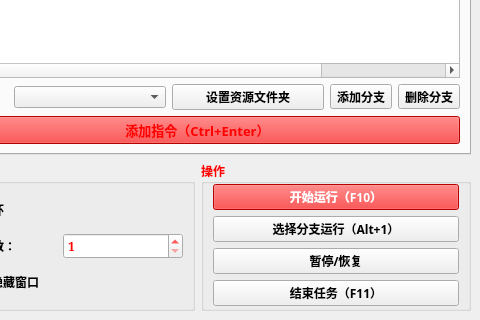
Before: the Qt Designer form 窗体/mainwindow.ui in FsterThanLight/automatic_clicker_2, drawn with Qt 5; both pictures show x 85 to 565 and y 423 to 743 of the 565 by 743 pixel window.
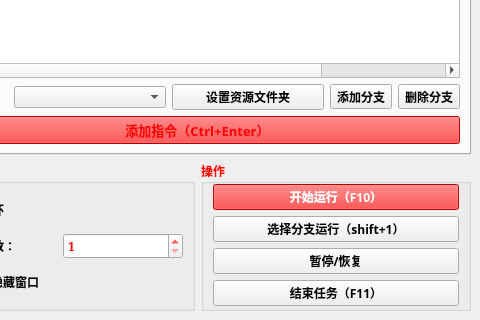
After: the same form once the commit is applied. Icons and pictures are not drawn.

Commit message: 2024年03月21日 22:01:45 分支选择窗口支持快捷键

```diff
--- a/窗体/mainwindow.ui
+++ b/窗体/mainwindow.ui
@@ -1086,7 +1086,7 @@
        <item row="1" column="0" colspan="2">
         <widget class="QPushButton" name="pushButton_4">
          <property name="text">
-          <string>选择分支运行（Alt+1）</string>
+          <string>选择分支运行（shift+1）</string>
          </property>
         </widget>
        </item>
```
The commit also changes 11 other files.
